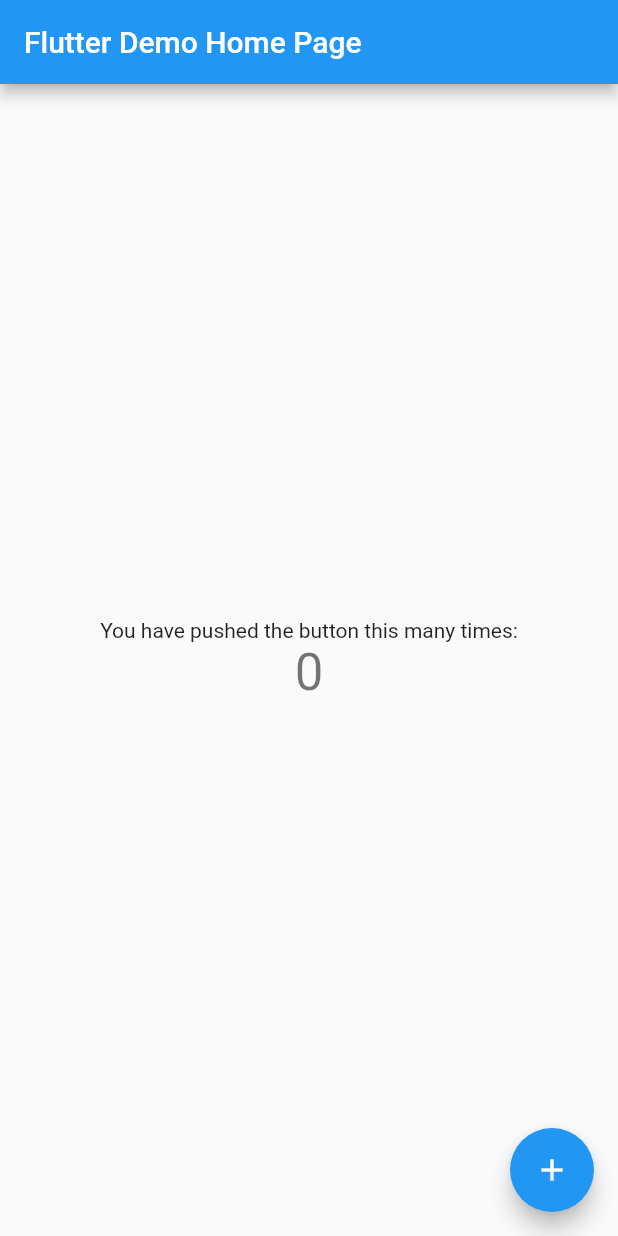
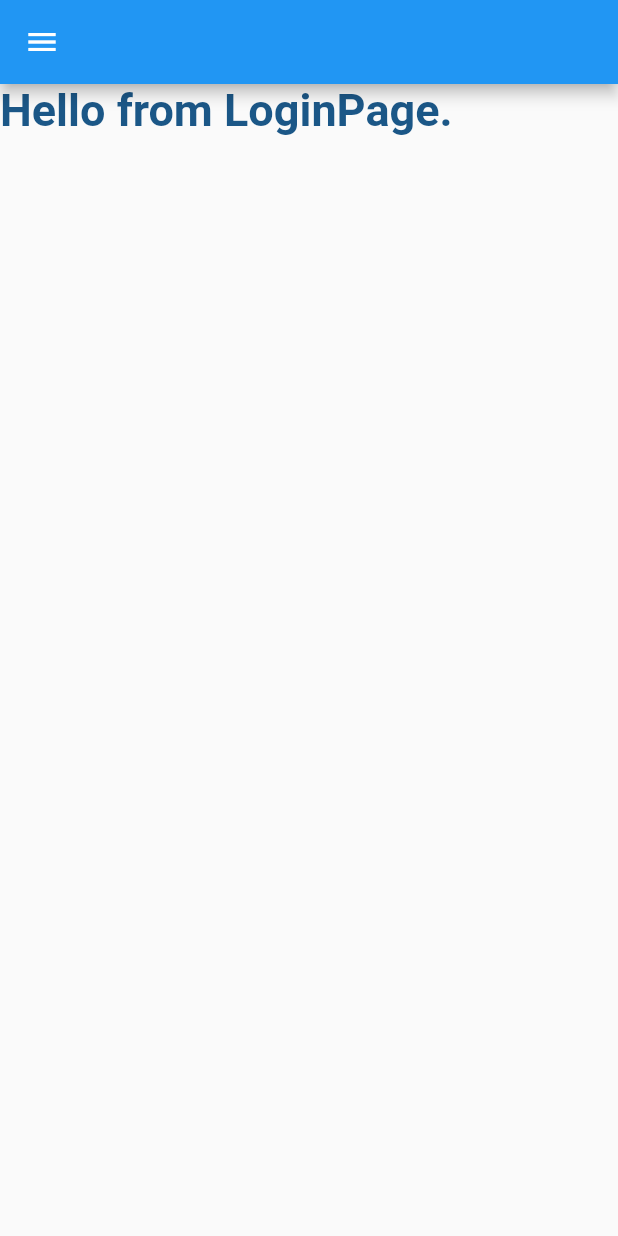
Before and after one commit to Mo-bar/Flutter, a Flutter app: the screen it shows after launch, on a phone screen of 412 x 824 dp. Run offline on Flutter 3.47's test engine with Material 2 defaults, Android fonts, the phone set to English and light mode, and no system bars.

Commit message:
struct of page

```diff
--- a/app_0/lib/main.dart
+++ b/app_0/lib/main.dart
@@ -1,115 +1,39 @@
 import 'package:flutter/material.dart';
 
 void main() {
-  runApp(const MyApp());
+  runApp(Myapp());
 }
-
-class MyApp extends StatelessWidget {
-  const MyApp({Key? key}) : super(key: key);
-
-  // This widget is the root of your application.
+class Myapp extends StatelessWidget{
   @override
-  Widget build(BuildContext context) {
+  Widget build(BuildContext context){
     return MaterialApp(
-      title: 'Flutter Demo',
-      theme: ThemeData(
-        // This is the theme of your application.
-        //
-        // Try running your application with "flutter run". You'll see the
-        // application has a blue toolbar. Then, without quitting the app, try
-        // changing the primarySwatch below to Colors.green and then invoke
-        // "hot reload" (press "r" in the console where you ran "flutter run",
-        // or simply save your changes to "hot reload" in a Flutter IDE).
-        // Notice that the counter didn't reset back to zero; the application
-        // is not restarted.
-        primarySwatch: Colors.blue,
-      ),
-      home: const MyHomePage(title: 'Flutter Demo Home Page'),
+      home:Login(),
     );
   }
 }
-
-class MyHomePage extends StatefulWidget {
-  const MyHomePage({Key? key, required this.title}) : super(key: key);
-
-  // This widget is the home page of your application. It is stateful, meaning
-  // that it has a State object (defined below) that contains fields that affect
-  // how it looks.
-
-  // This class is the configuration for the state. It holds the values (in this
-  // case the title) provided by the parent (in this case the App widget) and
-  // used by the build method of the State. Fields in a Widget subclass are
-  // always marked "final".
-
-  final String title;
-
+class HomePage extends StatelessWidget{
   @override
-  State<MyHomePage> createState() => _MyHomePageState();
-}
-
-class _MyHomePageState extends State<MyHomePage> {
-  int _counter = 0;
-
-  void _incrementCounter() {
-    setState(() {
-      // This call to setState tells the Flutter framework that something has
-      // changed in this State, which causes it to rerun the build method below
-      // so that the display can reflect the updated values. If we changed
-      // _counter without calling setState(), then the build method would not be
-      // called again, and so nothing would appear to happen.
-      _counter++;
-    });
+  Widget build(BuildContext context){
+    return Scaffold(
+      appBar: AppBar(),
+      drawer: Drawer(),
+      body: Text('Hello from HomePage.')
+    );
   }
-
+}//UI: user interface.
+class Login extends StatelessWidget{
   @override
-  Widget build(BuildContext context) {
-    // This method is rerun every time setState is called, for instance as done
-    // by the _incrementCounter method above.
-    //
-    // The Flutter framework has been optimized to make rerunning build methods
-    // fast, so that you can just rebuild anything that needs updating rather
-    // than having to individually change instances of widgets.
+  Widget build(BuildContext context){
     return Scaffold(
-      appBar: AppBar(
-        // Here we take the value from the MyHomePage object that was created by
-        // the App.build method, and use it to set our appbar title.
-        title: Text(widget.title),
+      appBar: AppBar(),
+      drawer: Drawer(),
+      body: Text('Hello from LoginPage.',
+      style:TextStyle(
+        fontSize:30,
+        color:Color.fromARGB(255, 27, 87, 135),
+        fontWeight: FontWeight.bold,
+      )
       ),
-      body: Center(
-        // Center is a layout widget. It takes a single child and positions it
-        // in the middle of the parent.
-        child: Column(
-          // Column is also a layout widget. It takes a list of children and
-          // arranges them vertically. By default, it sizes itself to fit its
-          // children horizontally, and tries to be as tall as its parent.
-          //
-          // Invoke "debug painting" (press "p" in the console, choose the
-          // "Toggle Debug Paint" action from the Flutter Inspector in Android
-          // Studio, or the "Toggle Debug Paint" command in Visual Studio Code)
-          // to see the wireframe for each widget.
-          //
-          // Column has various properties to control how it sizes itself and
-          // how it positions its children. Here we use mainAxisAlignment to
-          // center the children vertically; the main axis here is the vertical
-          // axis because Columns are vertical (the cross axis would be
-          // horizontal).
-          mainAxisAlignment: MainAxisAlignment.center,
-          children: <Widget>[
-            const Text(
-              'You have pushed the button this many times:',
-            ),
-            Text(
-              '$_counter',
-              style: Theme.of(context).textTheme.headline4,
-            ),
-          ],
-        ),
-      ),
-      floatingActionButton: FloatingActionButton(
-        onPressed: _incrementCounter,
-        tooltip: 'Increment',
-        child: const Icon(Icons.add),
-      ), // This trailing comma makes auto-formatting nicer for build methods.
     );
   }
 }
```
